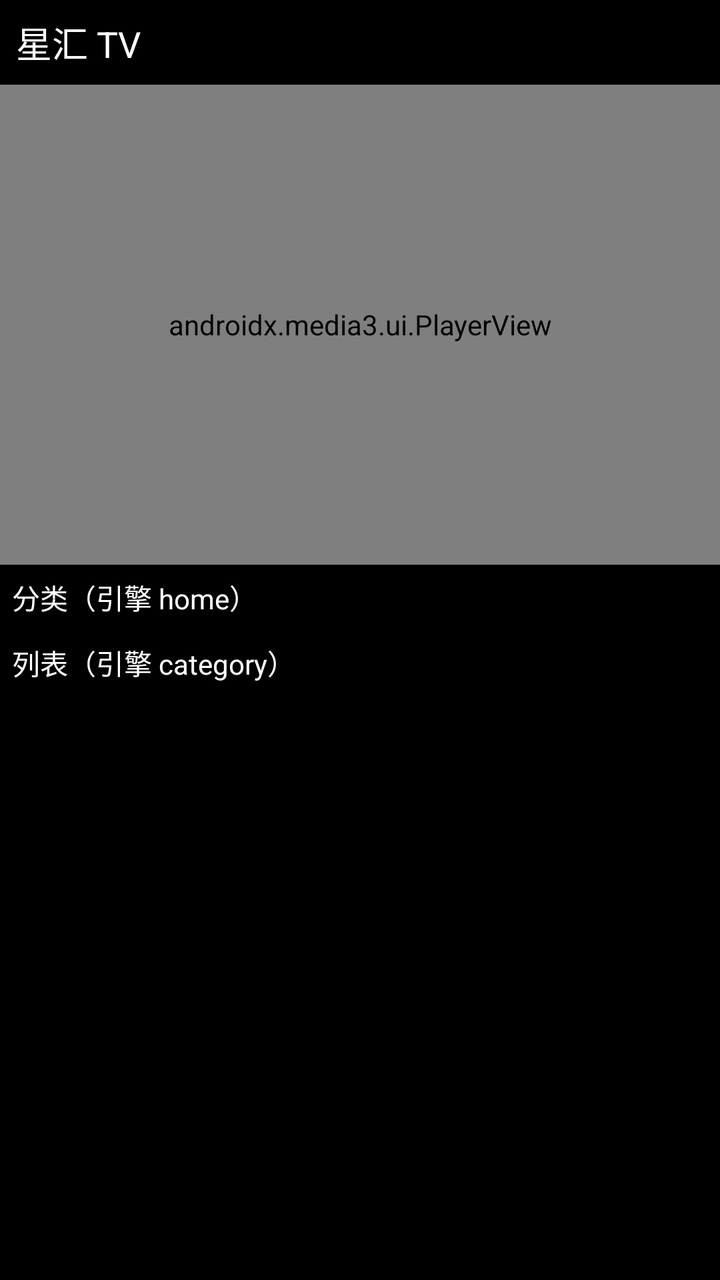
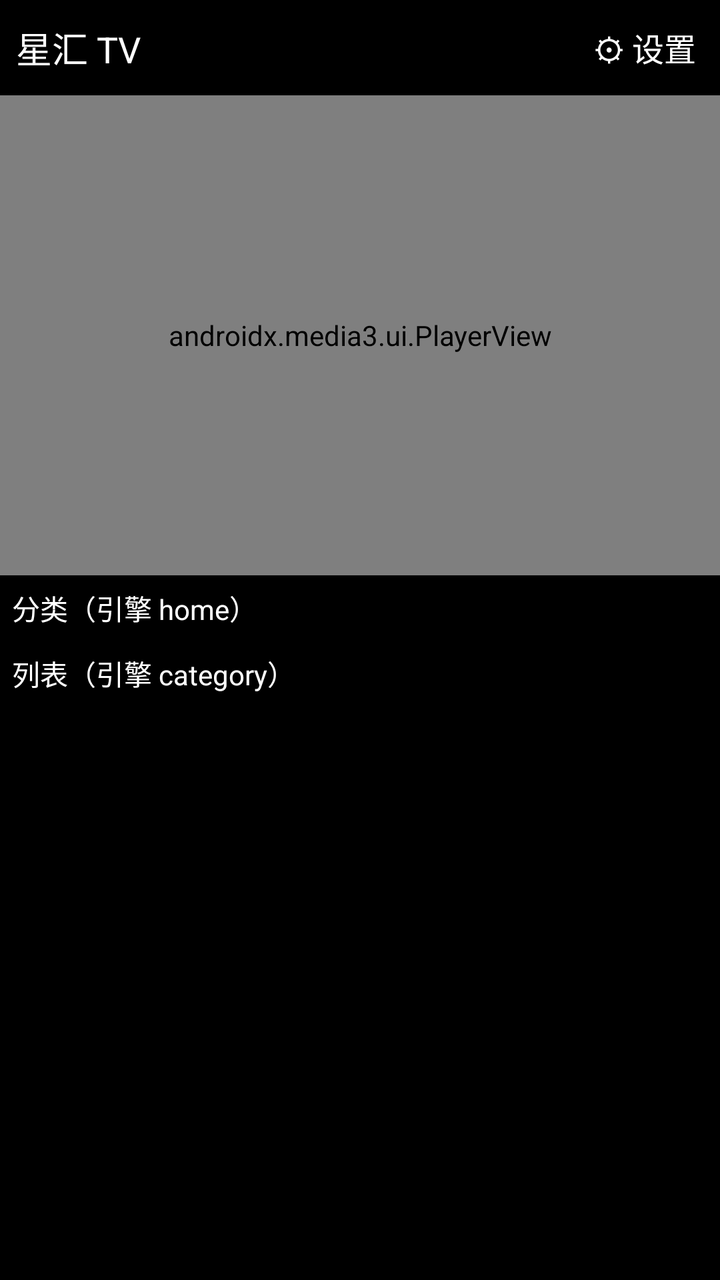

Two renders of the same Android screen: before a commit and after it. Below are the layout's source before the change and the commit's diff.
<!-- AndroidManifest.xml: application theme Theme.TVBox -->
<!-- res/layout/activity_main.xml -->
<?xml version="1.0" encoding="utf-8"?>
<LinearLayout xmlns:android="http://schemas.android.com/apk/res/android"
    android:layout_width="match_parent"
    android:layout_height="match_parent"
    android:orientation="vertical"
    android:background="@android:color/black">

    <TextView
        android:id="@+id/title"
        android:layout_width="match_parent"
        android:layout_height="wrap_content"
        android:padding="8dp"
        android:textColor="@android:color/white"
        android:textSize="18sp"
        android:text="@string/app_name" />

    <androidx.media3.ui.PlayerView
        android:id="@+id/player"
        android:layout_width="match_parent"
        android:layout_height="240dp"
        android:background="@android:color/black" />

    <TextView
        android:id="@+id/labelCat"
        android:layout_width="match_parent"
        android:layout_height="wrap_content"
        android:padding="6dp"
        android:textColor="@android:color/white"
        android:textSize="14sp"
        android:text="分类（引擎 home）" />

    <androidx.recyclerview.widget.RecyclerView
        android:id="@+id/catList"
        android:layout_width="match_parent"
        android:layout_height="wrap_content"
        android:orientation="horizontal"
        android:clipToPadding="false" />

    <TextView
        android:id="@+id/labelVod"
        android:layout_width="match_parent"
        android:layout_height="wrap_content"
        android:padding="6dp"
        android:textColor="@android:color/white"
        android:textSize="14sp"
        android:text="列表（引擎 category）" />

    <androidx.recyclerview.widget.RecyclerView
        android:id="@+id/vodList"
        android:layout_width="match_parent"
        android:layout_height="0dp"
        android:layout_weight="1"
        android:clipToPadding="false" />

</LinearLayout>
<!-- resources referenced by this layout -->
<resources>
  <string name="app_name">星汇 TV</string>
  <style name="Theme.TVBox" parent="Theme.AppCompat.NoActionBar">
          <item name="android:windowBackground">@android:color/black</item>
      </style>
</resources>

<!-- the commit's change to res/layout/activity_main.xml (unified diff, before → after) -->
@@ -5,14 +5,35 @@
     android:orientation="vertical"
     android:background="@android:color/black">
 
-    <TextView
-        android:id="@+id/title"
+    <LinearLayout
         android:layout_width="match_parent"
         android:layout_height="wrap_content"
-        android:padding="8dp"
-        android:textColor="@android:color/white"
-        android:textSize="18sp"
-        android:text="@string/app_name" />
+        android:orientation="horizontal"
+        android:gravity="center_vertical">
+
+        <TextView
+            android:id="@+id/title"
+            android:layout_width="0dp"
+            android:layout_height="wrap_content"
+            android:layout_weight="1"
+            android:padding="8dp"
+            android:textColor="@android:color/white"
+            android:textSize="18sp"
+            android:text="@string/app_name" />
+
+        <TextView
+            android:id="@+id/btnSettings"
+            android:layout_width="wrap_content"
+            android:layout_height="wrap_content"
+            android:padding="12dp"
+            android:textColor="@android:color/white"
+            android:textSize="16sp"
+            android:focusable="true"
+            android:clickable="true"
+            android:background="@android:color/transparent"
+            android:text="⚙ 设置" />
+
+    </LinearLayout>
 
     <androidx.media3.ui.PlayerView
         android:id="@+id/player"
